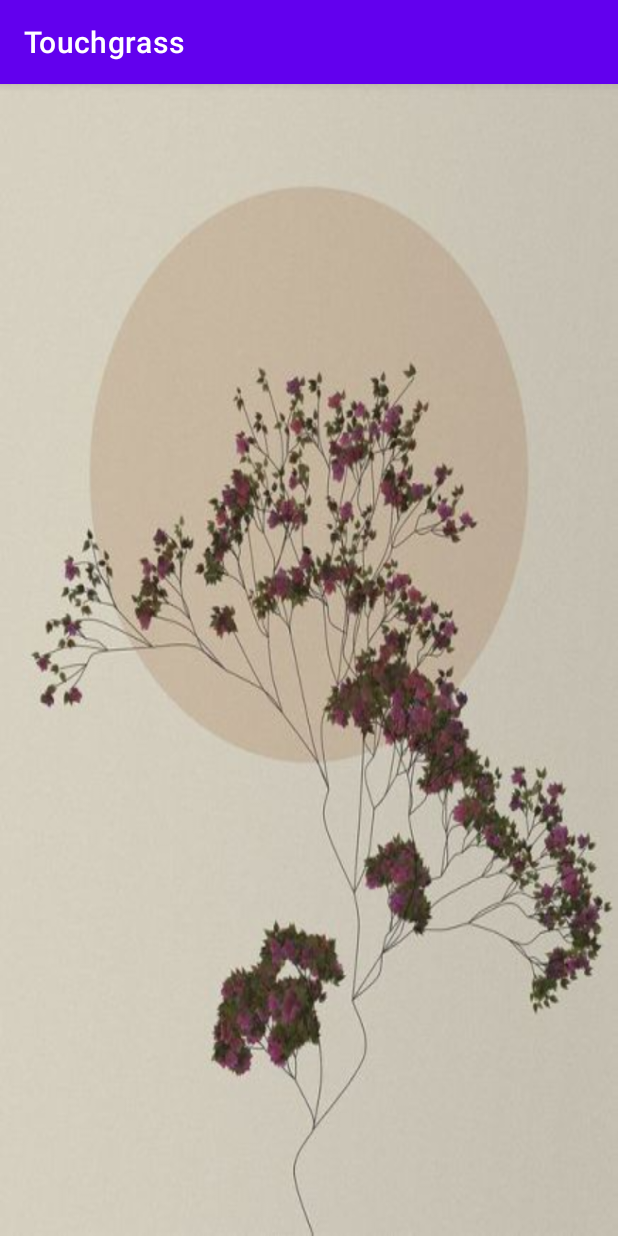
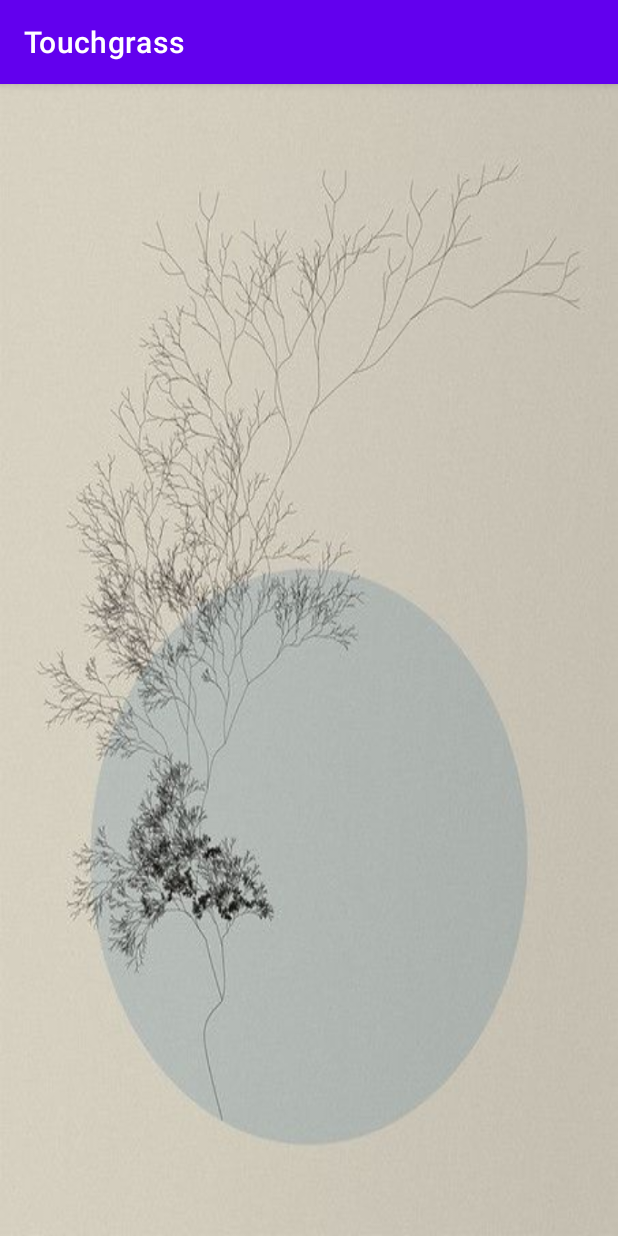
Before and after one commit to pro402/Touchgrass, an Android app: the tree screen opened directly, with no data from a screen before it, on a phone screen of 412 x 824 dp. Run offline under Robolectric (Android 15) with nearby library versions, the phone set to English and light mode, and no system bars.

Commit message:
Adding new version to do a PR

```diff
--- a/app/src/main/res/layout/activity_tree.xml
+++ b/app/src/main/res/layout/activity_tree.xml
@@ -5,7 +5,7 @@
     android:layout_width="match_parent"
     android:layout_height="match_parent"
     android:id="@+id/t"
-    android:background="@drawable/ff"
+    android:background="@drawable/rrr"
     tools:context=".tree"
     android:orientation="vertical">
 
```
Also changed, not shown: app/src/main/res/drawable/ro.jpg (added), app/src/main/res/drawable/rrr.jpg (added).
